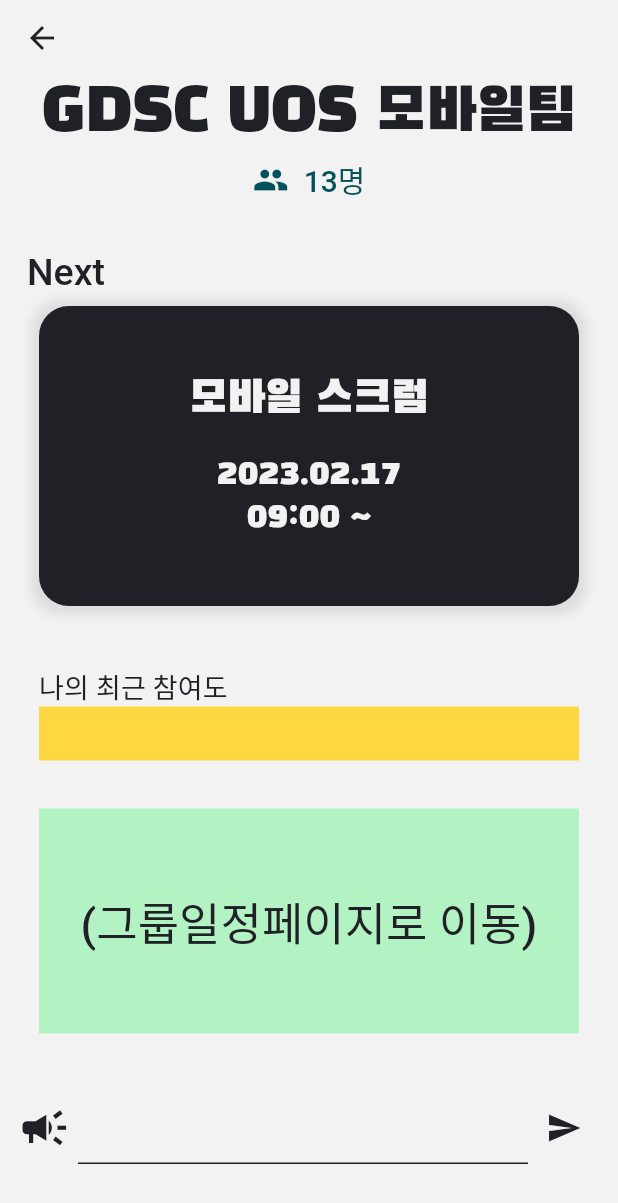
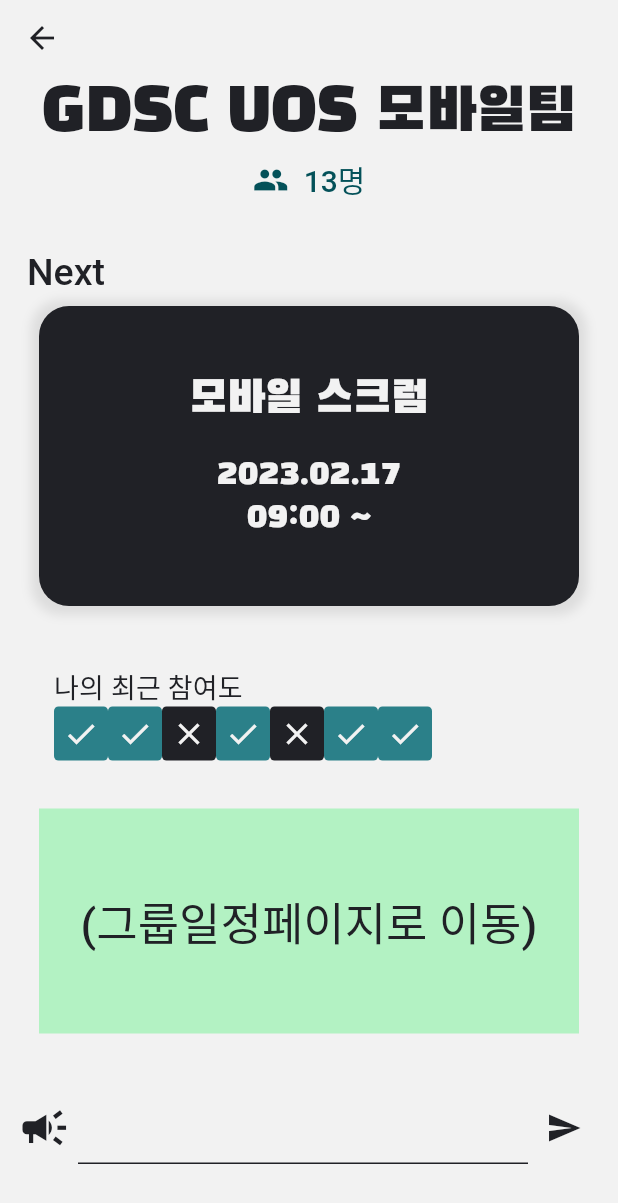
Before and after one commit to hfjxjjd123/Attendance_Moblie, a Flutter app: the GroupParticipantsScreen screen opened by its route, on a phone screen of 412 x 824 dp. Shown: the top 1203 px of the screen. Run offline on Flutter 3.47's test engine with Material 2 defaults, Android fonts, the phone set to English and light mode, and no system bars; our stand-ins replace beamer, logger.

Commit message:
current attendances 컴포넌트화

```diff
--- a/lib/const/colors.dart
+++ b/lib/const/colors.dart
@@ -1,8 +1,9 @@
 import 'package:flutter/material.dart';
 
-Color baseColor = Color(0xff202126);
-Color activeColor = Color(0xff045159);
-Color lightColor = Color(0xffa2f2b6);
-Color brightColor = Color(0xffb3f2c3);
-Color whitesColor = Color(0xfff2f2f2);
-Color graysColor = Color(0xff555555);
+const Color baseColor = Color(0xff202126);
+const Color activeColor = Color(0xff045159);
+const Color highlightColor = Color(0xff2B8089);
+const Color lightColor = Color(0xffa2f2b6);
+const Color brightColor = Color(0xffb3f2c3);
+const Color whitesColor = Color(0xfff2f2f2);
+const Color graysColor = Color(0xff555555);
--- /dev/null
+++ b/lib/view/components/attendance_checkbox.dart
@@ -0,0 +1,23 @@
+import 'package:flutter/material.dart';
+import 'package:gdsc_uos_atttendance/const/colors.dart';
+
+const int ATTEND = 2;
+const int EXCUSED_ABSENT = 1;
+const int ABSENT = 0;
+
+class AttendanceCheckbox extends StatelessWidget {
+  AttendanceCheckbox({Key? key, required this.attendance}) : super(key: key);
+  int attendance;
+
+  @override
+  Widget build(BuildContext context) {
+    return Container(
+      width: 36, height: 36,
+      decoration: BoxDecoration(
+          borderRadius: BorderRadius.circular(3),
+          color: (attendance>ABSENT)?highlightColor:baseColor,
+      ),
+      child: (attendance>ABSENT)?Icon(Icons.check, color: whitesColor,): Icon(Icons.close, color: whitesColor,),
+    );
+  }
+}
--- a/lib/view/screens/group_participants_screen.dart
+++ b/lib/view/screens/group_participants_screen.dart
@@ -2,6 +2,7 @@
 import 'package:flutter/material.dart';
 import 'package:gdsc_uos_atttendance/const/colors.dart';
 import 'package:gdsc_uos_atttendance/const/padding.dart';
+import 'package:gdsc_uos_atttendance/view/components/attendance_checkbox.dart';
 import 'package:gdsc_uos_atttendance/view/components/group_members.dart';
 import 'package:gdsc_uos_atttendance/view/components/group_title.dart';
 import 'package:gdsc_uos_atttendance/view/components/host_event.dart';
@@ -37,15 +38,28 @@
                 ),
                 //다음 일정이 없을 때를 대비해서 없음 컴포넌트도 생성해야함.
                 VerticalPadding(height: BIG_SPACE),
-                Column(
+                Padding(
+                  padding: const EdgeInsets.symmetric(horizontal: 28.0),
+                  child: Column(
                     crossAxisAlignment: CrossAxisAlignment.start,
                     children: [
                       Text(
                         "나의 최근 참여도",
                         style: Theme.of(context).textTheme.titleSmall,
                       ),
-                    Container(width: 360, height: 36, color: Colors.amberAccent,)
+                      Row(
+                        children: [
+                          AttendanceCheckbox(attendance: 2),
+                          AttendanceCheckbox(attendance: 2),
+                          AttendanceCheckbox(attendance: 0),
+                          AttendanceCheckbox(attendance: 1),
+                          AttendanceCheckbox(attendance: 0),
+                          AttendanceCheckbox(attendance: 2),
+                          AttendanceCheckbox(attendance: 2),
                         ],
+                      )
+                    ],
+                  ),
                 ),
                 VerticalPadding(height: BIG_SPACE),
                 Container(
```
Lines whose indentation alone changed are shown as unchanged.
